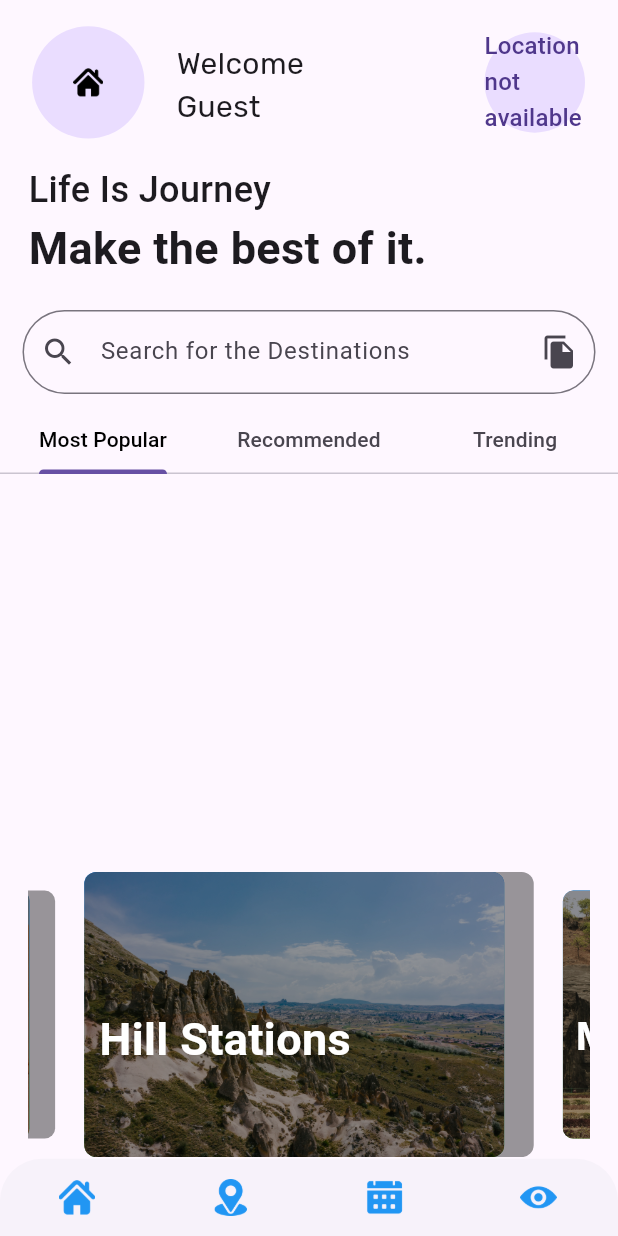
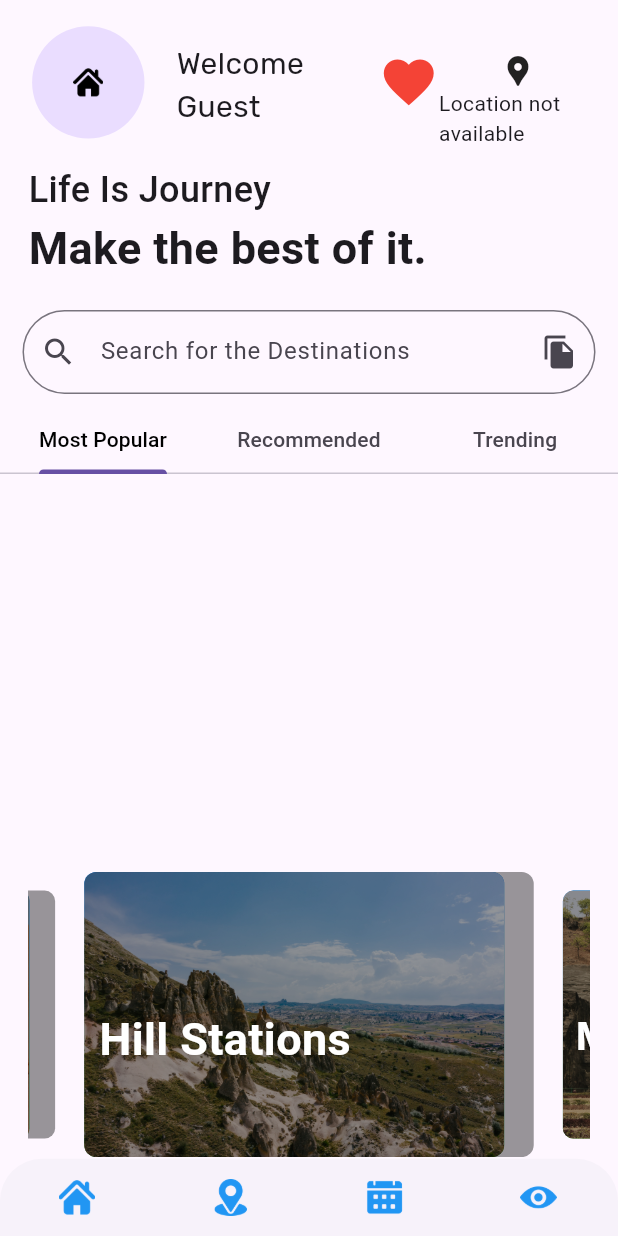
Before and after one commit to Aneeshsaju49AK/Travel_App_Andorid_TripMapp_Flutter, a Flutter app: the HomeScreen screen opened directly, on a phone screen of 412 x 824 dp. Run offline on Flutter 3.47's test engine with Material 3 defaults, Android fonts, the phone set to English and light mode, and no system bars; drawn by our look-alikes of carousel_slider; our stand-ins replace dots_indicator, geocoding, geolocator, google_fonts, hive, hive_flutter and 3 more; accounts and stored records are empty; Roboto replaces fonts that are missing (Abel).

Commit message:
added location and modified the favirote icons
so in this update just modified the map location and favirote icons the head row and column

```diff
--- a/tripmakerflutterapp/lib/view/screens/user_Screen/home_Screen.dart
+++ b/tripmakerflutterapp/lib/view/screens/user_Screen/home_Screen.dart
@@ -152,7 +152,7 @@ class _HomeScreenState extends State<HomeScreen> {
                         ),
                       ),
                       SizedBox(
-                        width: width / 2.2,
+                        width: width / 3.3,
                         height: height / 1,
                         child: Column(
                           crossAxisAlignment: CrossAxisAlignment.start,
@@ -195,28 +195,62 @@ class _HomeScreenState extends State<HomeScreen> {
                         ),
                       ),
                       SizedBox(
-                        width: width / 4,
+                        width: width / 2.5,
                         height: height / 1,
                         child: SizedBox(
                           width: width / 1,
                           height: height / 1.5,
-                          child: Padding(
-                            padding: const EdgeInsets.all(18.0),
+                          child: SizedBox(
+                            width: width / 2,
+                            child: Row(
+                              children: [
+                                Padding(
+                                  padding: const EdgeInsets.only(
+                                    left: 10,
+                                  ),
                                   child: GestureDetector(
                                     onTap: () {
                                       Navigator.push(
                                         context,
                                         MaterialPageRoute(
-                                    builder: (context) => const FavoritePage(),
+                                          builder: (context) =>
+                                              const FavoritePage(),
                                         ),
                                       );
                                     },
-                              child: CircleAvatarWidget(
-                                radius: 23,
+                                    child: Icon(
+                                      Icons.favorite,
+                                      size: 40,
+                                      color: Colors.red,
+                                    ),
+                                  ),
+                                ),
+                                SizedBox(
+                                  height: height / 1,
+                                  width: width / 3.9,
+                                  child: Padding(
+                                    padding: const EdgeInsets.only(top: 35),
+                                    child: SingleChildScrollView(
+                                      child: Column(
+                                        children: [
+                                          // CircleAvatarWidget(
+                                          //   radius: 23,
+                                          //   location: _currentPosition,
+                                          //   locationName: _currentLocationName,
+                                          //   islocationwidget: false,
+                                          // ),
+                                          Icon(Icons.location_pin),
+                                          MapLocation(
+                                            islocationWidget: true,
                                             location: _currentPosition,
                                             locationName: _currentLocationName,
-                                islocationwidget: false,
+                                          )
+                                        ],
                                       ),
+                                    ),
+                                  ),
+                                ),
+                              ],
                             ),
                           ),
                         ),
--- a/tripmakerflutterapp/lib/view/widget/commonwidget.dart
+++ b/tripmakerflutterapp/lib/view/widget/commonwidget.dart
@@ -171,6 +171,45 @@ class ButtonCommonWidget extends StatelessWidget {
             ),
           ),
         ),
+      ),
+    );
+  }
+}
+
+class MapLocation extends StatefulWidget {
+  final bool? islocationWidget;
+  final Position? location;
+  final String? locationName;
+  const MapLocation({
+    this.islocationWidget,
+    this.location,
+    this.locationName,
+    Key? key,
+  }) : super(key: key);
+
+  @override
+  _MapLocationState createState() => _MapLocationState();
+}
+
+class _MapLocationState extends State<MapLocation> {
+  bool showFullText = false;
+
+  @override
+  Widget build(BuildContext context) {
+    return GestureDetector(
+      onTap: () {
+        setState(() {
+          showFullText = !showFullText;
+        });
+      },
+      child: Container(
+        child: widget.islocationWidget == true && widget.location != null
+            ? Text(
+                showFullText
+                    ? "${widget.locationName}"
+                    : "${widget.locationName!.substring(0, 10)}...", // Display only the first 10 characters
+              )
+            : Text("Location not available"),
       ),
     );
   }
```
Lines whose indentation alone changed are shown as unchanged.
